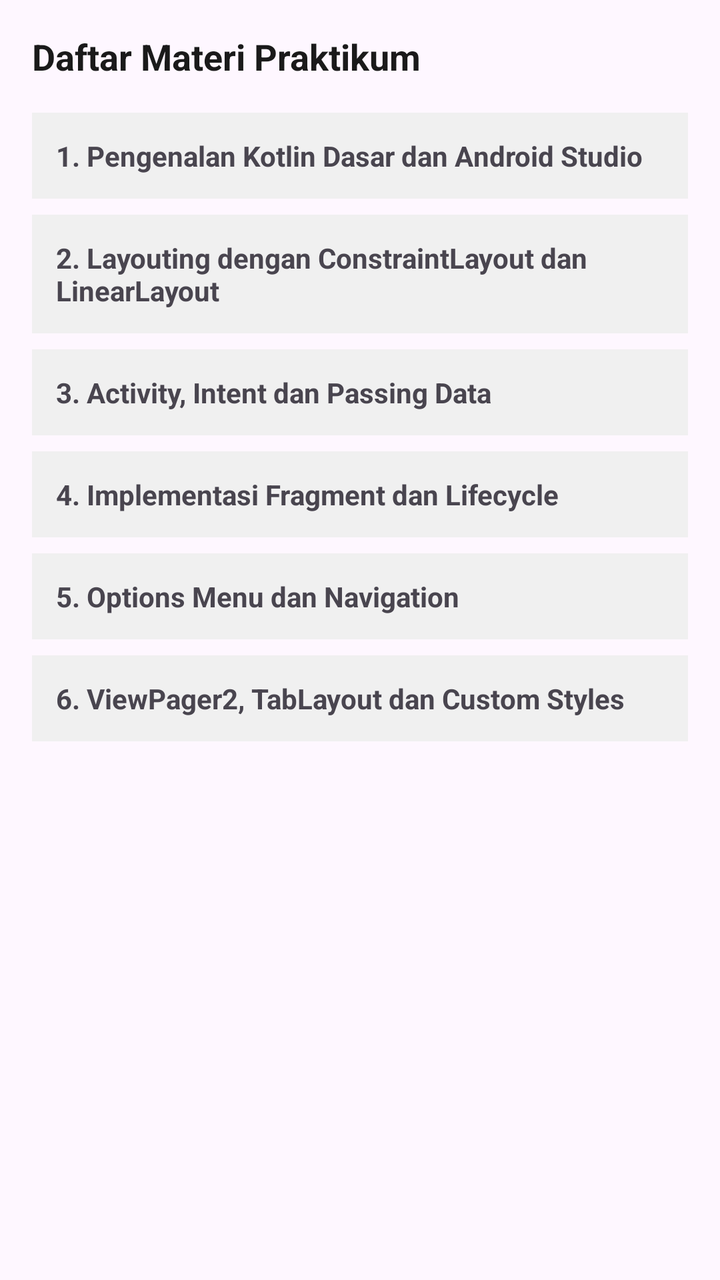
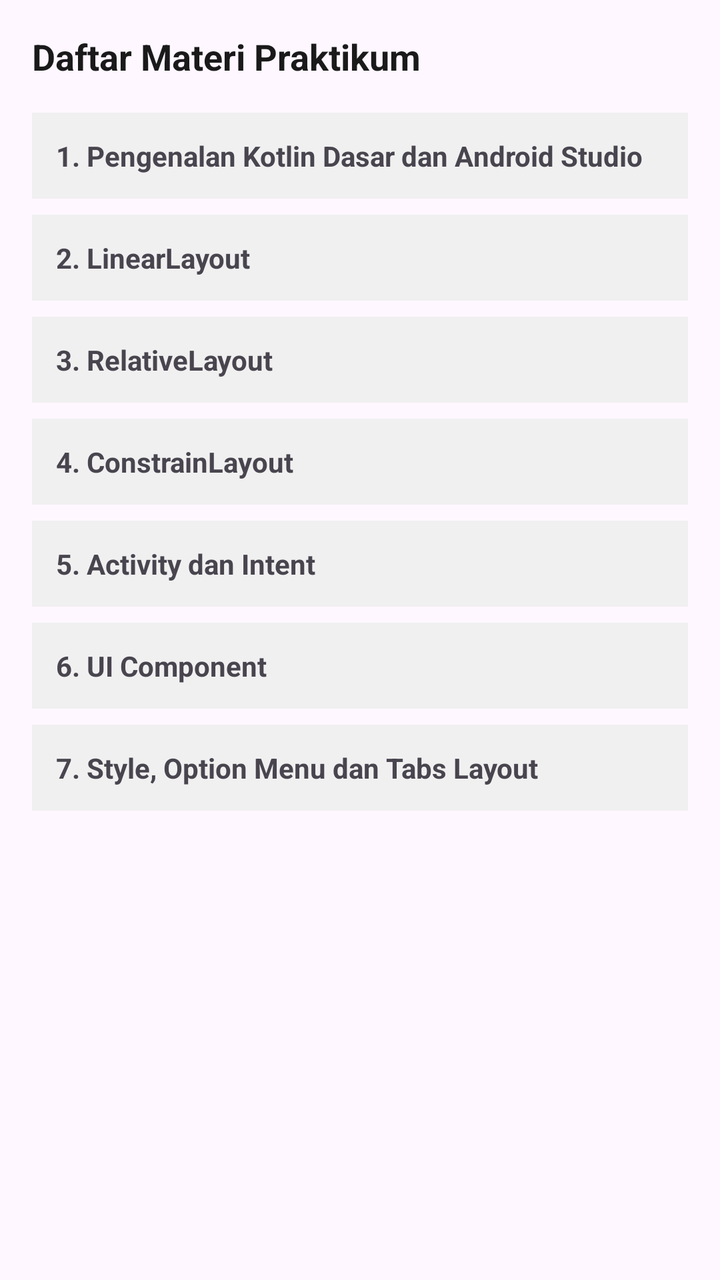

An Android layout rendered at two revisions. The XML below is the earlier revision; the diff shows what the commit changed to produce the second picture.
<!-- AndroidManifest.xml: application theme Theme.MyCourse -->
<!-- res/layout/fragment_materi.xml -->
<?xml version="1.0" encoding="utf-8"?>
<ScrollView xmlns:android="http://schemas.android.com/apk/res/android"
    xmlns:tools="http://schemas.android.com/tools"
    android:layout_width="match_parent"
    android:layout_height="match_parent"
    android:padding="16dp"
    tools:context=".MateriFragment">

    <LinearLayout
        android:layout_width="match_parent"
        android:layout_height="wrap_content"
        android:orientation="vertical">

        <TextView
            style="@style/CustomTextView18Bold"
            android:layout_width="wrap_content"
            android:layout_height="wrap_content"
            android:layout_marginBottom="16dp"
            android:text="Daftar Materi Praktikum" />

        
        <TextView
            android:layout_width="match_parent"
            android:layout_height="wrap_content"
            android:background="#F0F0F0"
            android:padding="12dp"
            android:text="1. Pengenalan Kotlin Dasar dan Android Studio"
            android:textStyle="bold" />

        
        <TextView
            android:layout_width="match_parent"
            android:layout_height="wrap_content"
            android:layout_marginTop="8dp"
            android:background="#F0F0F0"
            android:padding="12dp"
            android:text="2. Layouting dengan ConstraintLayout dan LinearLayout"
            android:textStyle="bold" />

        
        <TextView
            android:layout_width="match_parent"
            android:layout_height="wrap_content"
            android:layout_marginTop="8dp"
            android:background="#F0F0F0"
            android:padding="12dp"
            android:text="3. Activity, Intent dan Passing Data"
            android:textStyle="bold" />

        
        <TextView
            android:layout_width="match_parent"
            android:layout_height="wrap_content"
            android:layout_marginTop="8dp"
            android:background="#F0F0F0"
            android:padding="12dp"
            android:text="4. Implementasi Fragment dan Lifecycle"
            android:textStyle="bold" />

        
        <TextView
            android:layout_width="match_parent"
            android:layout_height="wrap_content"
            android:layout_marginTop="8dp"
            android:background="#F0F0F0"
            android:padding="12dp"
            android:text="5. Options Menu dan Navigation"
            android:textStyle="bold" />

        
        <TextView
            android:layout_width="match_parent"
            android:layout_height="wrap_content"
            android:layout_marginTop="8dp"
            android:background="#F0F0F0"
            android:padding="12dp"
            android:text="6. ViewPager2, TabLayout dan Custom Styles"
            android:textStyle="bold" />

    </LinearLayout>
</ScrollView>
<!-- resources referenced by this layout -->
<resources>
  <style name="CustomTextView18Bold" parent="Widget.AppCompat.TextView">
          <item name="android:textSize">18sp</item>
          <item name="android:textStyle">bold</item>
          <item name="android:textColor">#1A1A1A</item>
      </style>
  <style name="Theme.MyCourse" parent="Base.Theme.MyCourse" />
  <style name="Base.Theme.MyCourse" parent="Theme.Material3.DayNight.NoActionBar">
          
      </style>
</resources>

<!-- the commit's change to res/layout/fragment_materi.xml (unified diff, before → after) -->
@@ -34,7 +34,7 @@
             android:layout_marginTop="8dp"
             android:background="#F0F0F0"
             android:padding="12dp"
-            android:text="2. Layouting dengan ConstraintLayout dan LinearLayout"
+            android:text="2. LinearLayout"
             android:textStyle="bold" />
 
         
@@ -44,7 +44,7 @@
             android:layout_marginTop="8dp"
             android:background="#F0F0F0"
             android:padding="12dp"
-            android:text="3. Activity, Intent dan Passing Data"
+            android:text="3. RelativeLayout"
             android:textStyle="bold" />
 
         
@@ -54,7 +54,7 @@
             android:layout_marginTop="8dp"
             android:background="#F0F0F0"
             android:padding="12dp"
-            android:text="4. Implementasi Fragment dan Lifecycle"
+            android:text="4. ConstrainLayout"
             android:textStyle="bold" />
 
         
@@ -64,7 +64,7 @@
             android:layout_marginTop="8dp"
             android:background="#F0F0F0"
             android:padding="12dp"
-            android:text="5. Options Menu dan Navigation"
+            android:text="5. Activity dan Intent"
             android:textStyle="bold" />
 
         
@@ -74,7 +74,16 @@
             android:layout_marginTop="8dp"
             android:background="#F0F0F0"
             android:padding="12dp"
-            android:text="6. ViewPager2, TabLayout dan Custom Styles"
+            android:text="6. UI Component"
+            android:textStyle="bold" />
+
+        <TextView
+            android:layout_width="match_parent"
+            android:layout_height="wrap_content"
+            android:layout_marginTop="8dp"
+            android:background="#F0F0F0"
+            android:padding="12dp"
+            android:text="7. Style, Option Menu dan Tabs Layout"
             android:textStyle="bold" />
 
     </LinearLayout>
<!-- resource entries referenced after the edit -->
@@ -8,6 +8,8 @@
   <style name="Theme.MyCourse" parent="Base.Theme.MyCourse" />
   <style name="Base.Theme.MyCourse" parent="Theme.Material3.DayNight.NoActionBar">
           
+          <item name="colorPrimary">@color/purple_500</item>
       </style>
+  <color name="purple_500">#FF6200EE</color>
 </resources>
 
